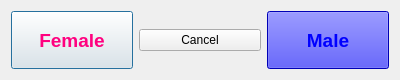
The window that ui/DlgPickPlayerSex.ui (probonopd/QTournament) describes before a commit, drawn with Qt 5.
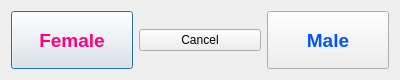
The same window after the commit.

Commit message: Made the "create player in this category" function also available from the cattabwidget's context menu.

What changed in the file:
```diff
--- a/ui/DlgPickPlayerSex.ui
+++ b/ui/DlgPickPlayerSex.ui
@@ -127,412 +127,34 @@
        <property name="palette">
         <palette>
          <active>
-          <colorrole role="WindowText">
-           <brush brushstyle="SolidPattern">
-            <color alpha="255">
-             <red>0</red>
-             <green>0</green>
-             <blue>0</blue>
-            </color>
-           </brush>
-          </colorrole>
-          <colorrole role="Button">
-           <brush brushstyle="SolidPattern">
-            <color alpha="255">
-             <red>0</red>
-             <green>0</green>
-             <blue>255</blue>
-            </color>
-           </brush>
-          </colorrole>
-          <colorrole role="Light">
-           <brush brushstyle="SolidPattern">
-            <color alpha="255">
-             <red>127</red>
-             <green>127</green>
-             <blue>255</blue>
-            </color>
-           </brush>
-          </colorrole>
-          <colorrole role="Midlight">
-           <brush brushstyle="SolidPattern">
-            <color alpha="255">
-             <red>63</red>
-             <green>63</green>
-             <blue>255</blue>
-            </color>
-           </brush>
-          </colorrole>
-          <colorrole role="Dark">
-           <brush brushstyle="SolidPattern">
-            <color alpha="255">
-             <red>0</red>
-             <green>0</green>
-             <blue>127</blue>
-            </color>
-           </brush>
-          </colorrole>
-          <colorrole role="Mid">
-           <brush brushstyle="SolidPattern">
-            <color alpha="255">
-             <red>0</red>
-             <green>0</green>
-             <blue>170</blue>
-            </color>
-           </brush>
-          </colorrole>
-          <colorrole role="Text">
-           <brush brushstyle="SolidPattern">
-            <color alpha="255">
-             <red>0</red>
-             <green>0</green>
-             <blue>0</blue>
-            </color>
-           </brush>
-          </colorrole>
-          <colorrole role="BrightText">
-           <brush brushstyle="SolidPattern">
-            <color alpha="255">
-             <red>255</red>
-             <green>255</green>
-             <blue>255</blue>
-            </color>
-           </brush>
-          </colorrole>
           <colorrole role="ButtonText">
            <brush brushstyle="SolidPattern">
             <color alpha="255">
              <red>0</red>
-             <green>0</green>
+             <green>85</green>
              <blue>255</blue>
             </color>
            </brush>
           </colorrole>
-          <colorrole role="Base">
-           <brush brushstyle="SolidPattern">
-            <color alpha="255">
-             <red>255</red>
-             <green>255</green>
-             <blue>255</blue>
-            </color>
-           </brush>
-          </colorrole>
-          <colorrole role="Window">
-           <brush brushstyle="SolidPattern">
-            <color alpha="255">
-             <red>0</red>
-             <green>0</green>
-             <blue>255</blue>
-            </color>
-           </brush>
-          </colorrole>
-          <colorrole role="Shadow">
-           <brush brushstyle="SolidPattern">
-            <color alpha="255">
-             <red>0</red>
-             <green>0</green>
-             <blue>0</blue>
-            </color>
-           </brush>
-          </colorrole>
-          <colorrole role="AlternateBase">
-           <brush brushstyle="SolidPattern">
-            <color alpha="255">
-             <red>127</red>
-             <green>127</green>
-             <blue>255</blue>
-            </color>
-           </brush>
-          </colorrole>
-          <colorrole role="ToolTipBase">
-           <brush brushstyle="SolidPattern">
-            <color alpha="255">
-             <red>255</red>
-             <green>255</green>
-             <blue>220</blue>
-            </color>
-           </brush>
-          </colorrole>
-          <colorrole role="ToolTipText">
-           <brush brushstyle="SolidPattern">
-            <color alpha="255">
-             <red>0</red>
-             <green>0</green>
-             <blue>0</blue>
-            </color>
-           </brush>
-          </colorrole>
          </active>
          <inactive>
-          <colorrole role="WindowText">
-           <brush brushstyle="SolidPattern">
-            <color alpha="255">
-             <red>0</red>
-             <green>0</green>
-             <blue>0</blue>
-            </color>
-           </brush>
-          </colorrole>
-          <colorrole role="Button">
-           <brush brushstyle="SolidPattern">
-            <color alpha="255">
-             <red>0</red>
-             <green>0</green>
-             <blue>255</blue>
-            </color>
-           </brush>
-          </colorrole>
-          <colorrole role="Light">
-           <brush brushstyle="SolidPattern">
-            <color alpha="255">
-             <red>127</red>
-             <green>127</green>
-             <blue>255</blue>
-            </color>
-           </brush>
-          </colorrole>
-          <colorrole role="Midlight">
-           <brush brushstyle="SolidPattern">
-            <color alpha="255">
-             <red>63</red>
-             <green>63</green>
-             <blue>255</blue>
-            </color>
-           </brush>
-          </colorrole>
-          <colorrole role="Dark">
-           <brush brushstyle="SolidPattern">
-            <color alpha="255">
-             <red>0</red>
-             <green>0</green>
-             <blue>127</blue>
-            </color>
-           </brush>
-          </colorrole>
-          <colorrole role="Mid">
-           <brush brushstyle="SolidPattern">
-            <color alpha="255">
-             <red>0</red>
-             <green>0</green>
-             <blue>170</blue>
-            </color>
-           </brush>
-          </colorrole>
-          <colorrole role="Text">
-           <brush brushstyle="SolidPattern">
-            <color alpha="255">
-             <red>0</red>
-             <green>0</green>
-             <blue>0</blue>
-            </color>
-           </brush>
-          </colorrole>
-          <colorrole role="BrightText">
-           <brush brushstyle="SolidPattern">
-            <color alpha="255">
-             <red>255</red>
-             <green>255</green>
-             <blue>255</blue>
-            </color>
-           </brush>
-          </colorrole>
           <colorrole role="ButtonText">
            <brush brushstyle="SolidPattern">
             <color alpha="255">
              <red>0</red>
-             <green>0</green>
+             <green>85</green>
              <blue>255</blue>
             </color>
            </brush>
           </colorrole>
-          <colorrole role="Base">
-           <brush brushstyle="SolidPattern">
-            <color alpha="255">
-             <red>255</red>
-             <green>255</green>
-             <blue>255</blue>
-            </color>
-           </brush>
-          </colorrole>
-          <colorrole role="Window">
-           <brush brushstyle="SolidPattern">
-            <color alpha="255">
-             <red>0</red>
-             <green>0</green>
-             <blue>255</blue>
-            </color>
-           </brush>
-          </colorrole>
-          <colorrole role="Shadow">
-           <brush brushstyle="SolidPattern">
-            <color alpha="255">
-             <red>0</red>
-             <green>0</green>
-             <blue>0</blue>
-            </color>
-           </brush>
-          </colorrole>
-          <colorrole role="AlternateBase">
-           <brush brushstyle="SolidPattern">
-            <color alpha="255">
-             <red>127</red>
-             <green>127</green>
-             <blue>255</blue>
-            </color>
-           </brush>
-          </colorrole>
-          <colorrole role="ToolTipBase">
-           <brush brushstyle="SolidPattern">
-            <color alpha="255">
-             <red>255</red>
-             <green>255</green>
-             <blue>220</blue>
-            </color>
-           </brush>
-          </colorrole>
-          <colorrole role="ToolTipText">
-           <brush brushstyle="SolidPattern">
-            <color alpha="255">
-             <red>0</red>
-             <green>0</green>
-             <blue>0</blue>
-            </color>
-           </brush>
-          </colorrole>
          </inactive>
          <disabled>
-          <colorrole role="WindowText">
-           <brush brushstyle="SolidPattern">
-            <color alpha="255">
-             <red>0</red>
-             <green>0</green>
-             <blue>127</blue>
-            </color>
-           </brush>
-          </colorrole>
-          <colorrole role="Button">
-           <brush brushstyle="SolidPattern">
-            <color alpha="255">
-             <red>0</red>
-             <green>0</green>
-             <blue>255</blue>
-            </color>
-           </brush>
-          </colorrole>
-          <colorrole role="Light">
-           <brush brushstyle="SolidPattern">
-            <color alpha="255">
-             <red>127</red>
-             <green>127</green>
-             <blue>255</blue>
-            </color>
-           </brush>
-          </colorrole>
-          <colorrole role="Midlight">
-           <brush brushstyle="SolidPattern">
-            <color alpha="255">
-             <red>63</red>
-             <green>63</green>
-             <blue>255</blue>
-            </color>
-           </brush>
-          </colorrole>
-          <colorrole role="Dark">
-           <brush brushstyle="SolidPattern">
-            <color alpha="255">
-             <red>0</red>
-             <green>0</green>
-             <blue>127</blue>
-            </color>
-           </brush>
-          </colorrole>
-          <colorrole role="Mid">
-           <brush brushstyle="SolidPattern">
-            <color alpha="255">
-             <red>0</red>
-             <green>0</green>
-             <blue>170</blue>
-            </color>
-           </brush>
-          </colorrole>
-          <colorrole role="Text">
-           <brush brushstyle="SolidPattern">
-            <color alpha="255">
-             <red>0</red>
-             <green>0</green>
-             <blue>127</blue>
-            </color>
-           </brush>
-          </colorrole>
-          <colorrole role="BrightText">
-           <brush brushstyle="SolidPattern">
-            <color alpha="255">
-             <red>255</red>
-             <green>255</green>
-             <blue>255</blue>
-            </color>
-           </brush>
-          </colorrole>
           <colorrole role="ButtonText">
            <brush brushstyle="SolidPattern">
             <color alpha="255">
-             <red>0</red>
-             <green>0</green>
-             <blue>127</blue>
-            </color>
-           </brush>
-          </colorrole>
-          <colorrole role="Base">
-           <brush brushstyle="SolidPattern">
-            <color alpha="255">
-             <red>0</red>
-             <green>0</green>
-             <blue>255</blue>
-            </color>
-           </brush>
-          </colorrole>
-          <colorrole role="Window">
-           <brush brushstyle="SolidPattern">
-            <color alpha="255">
-             <red>0</red>
-             <green>0</green>
-             <blue>255</blue>
-            </color>
-           </brush>
-          </colorrole>
-          <colorrole role="Shadow">
-           <brush brushstyle="SolidPattern">
-            <color alpha="255">
-             <red>0</red>
-             <green>0</green>
-             <blue>0</blue>
-            </color>
-           </brush>
-          </colorrole>
-          <colorrole role="AlternateBase">
-           <brush brushstyle="SolidPattern">
-            <color alpha="255">
-             <red>0</red>
-             <green>0</green>
-             <blue>255</blue>
-            </color>
-           </brush>
-          </colorrole>
-          <colorrole role="ToolTipBase">
-           <brush brushstyle="SolidPattern">
-            <color alpha="255">
-             <red>255</red>
-             <green>255</green>
-             <blue>220</blue>
-            </color>
-           </brush>
-          </colorrole>
-          <colorrole role="ToolTipText">
-           <brush brushstyle="SolidPattern">
-            <color alpha="255">
-             <red>0</red>
-             <green>0</green>
-             <blue>0</blue>
+             <red>190</red>
+             <green>190</green>
+             <blue>190</blue>
             </color>
            </brush>
           </colorrole>
```
The commit also changes 2 other files.
